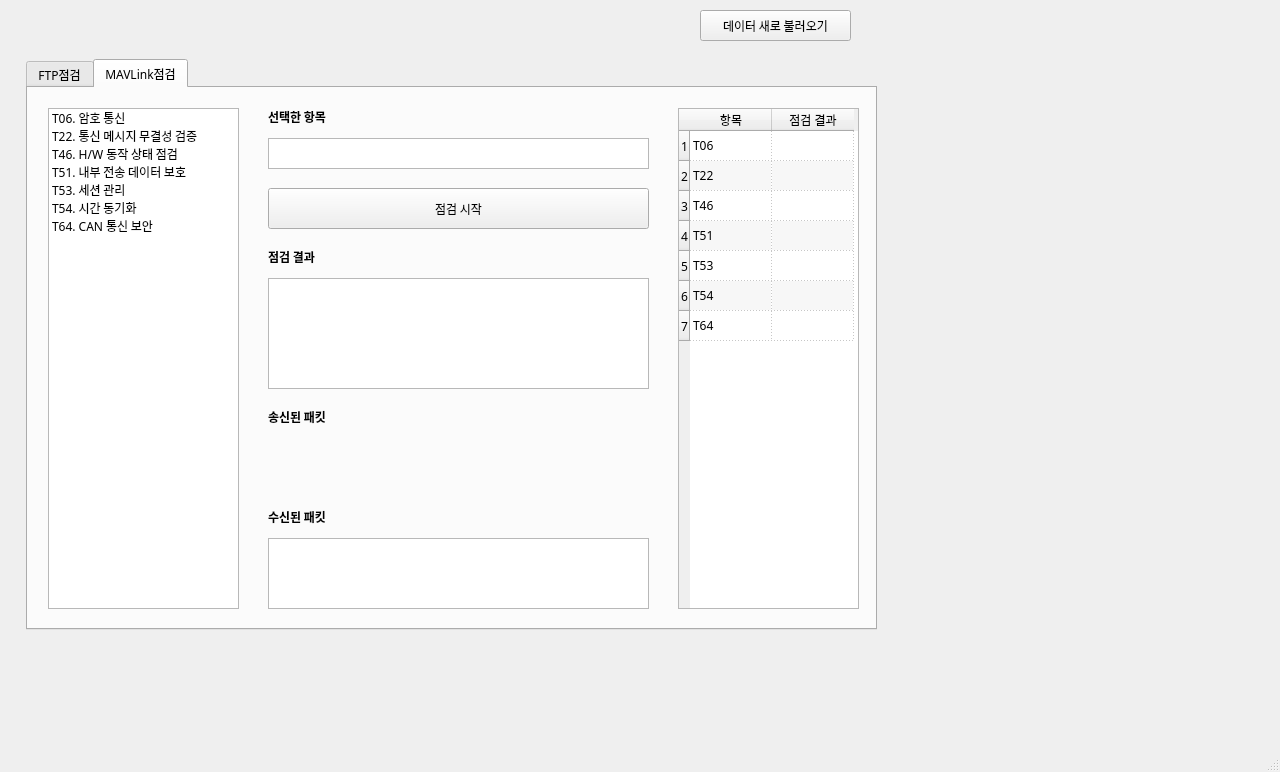
Qt form ui/PX4Inspector.ui (khu-mesl-348/PX4-Inspector) before a commit.
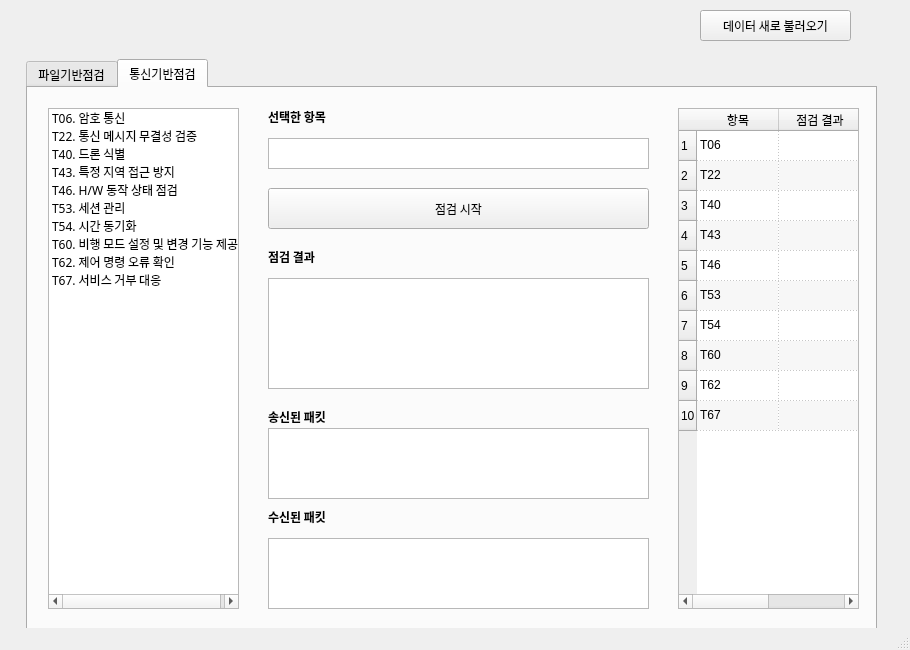
The same form after that commit. The open tabs and pages were chosen to show the change.

```diff
--- a/ui/PX4Inspector.ui
+++ b/ui/PX4Inspector.ui
@@ -9,8 +9,8 @@
    <rect>
     <x>0</x>
     <y>0</y>
-    <width>1280</width>
-    <height>772</height>
+    <width>910</width>
+    <height>650</height>
    </rect>
   </property>
   <property name="sizePolicy">
@@ -83,7 +83,7 @@
     </property>
     <widget class="QWidget" name="FTPTab">
      <attribute name="title">
-      <string>FTP점검</string>
+      <string>파일기반점검</string>
      </attribute>
      <widget class="QTableWidget" name="ftp_result_tableWidget">
       <property name="geometry">
@@ -331,7 +331,7 @@
     </widget>
     <widget class="QWidget" name="MAVTab">
      <attribute name="title">
-      <string>MAVLink점검</string>
+      <string>통신기반점검</string>
      </attribute>
      <widget class="QListWidget" name="mavlink_listWidget">
       <property name="geometry">
@@ -352,16 +352,21 @@
         <string>T22. 통신 메시지 무결성 검증</string>
        </property>
       </item>
+      <item>
+       <property name="text">
+        <string>T40. 드론 식별</string>
+       </property>
+      </item>
+      <item>
+       <property name="text">
+        <string>T43. 특정 지역 접근 방지</string>
+       </property>
+      </item>
       <item>
        <property name="text">
         <string>T46. H/W 동작 상태 점검</string>
        </property>
       </item>
-      <item>
-       <property name="text">
-        <string>T51. 내부 전송 데이터 보호</string>
-       </property>
-      </item>
       <item>
        <property name="text">
         <string>T53. 세션 관리</string>
@@ -374,7 +379,17 @@
       </item>
       <item>
        <property name="text">
-        <string>T64. CAN 통신 보안</string>
+        <string>T60. 비행 모드 설정 및 변경 기능 제공</string>
+       </property>
+      </item>
+      <item>
+       <property name="text">
+        <string>T62. 제어 명령 오류 확인</string>
+       </property>
+      </item>
+      <item>
+       <property name="text">
+        <string>T67. 서비스 거부 대응</string>
        </property>
       </item>
      </widget>
@@ -387,6 +402,11 @@
         <height>501</height>
        </rect>
       </property>
+      <property name="font">
+       <font>
+        <family>.AppleSystemUIFont</family>
+       </font>
+      </property>
       <property name="autoFillBackground">
        <bool>false</bool>
       </property>
@@ -440,6 +460,21 @@
         <string>7</string>
        </property>
       </row>
+      <row>
+       <property name="text">
+        <string>8</string>
+       </property>
+      </row>
+      <row>
+       <property name="text">
+        <string>9</string>
+       </property>
+      </row>
+      <row>
+       <property name="text">
+        <string>10</string>
+       </property>
+      </row>
       <column>
        <property name="text">
         <string>항목</string>
@@ -472,39 +507,34 @@
       </item>
       <item row="2" column="0">
        <property name="text">
+        <string>T40</string>
+       </property>
+      </item>
+      <item row="2" column="1">
+       <property name="text">
+        <string/>
+       </property>
+      </item>
+      <item row="3" column="0">
+       <property name="text">
+        <string>T43</string>
+       </property>
+      </item>
+      <item row="4" column="0">
+       <property name="text">
         <string>T46</string>
        </property>
       </item>
-      <item row="2" column="1">
+      <item row="4" column="1">
        <property name="text">
         <string/>
        </property>
       </item>
-      <item row="3" column="0">
-       <property name="text">
-        <string>T51</string>
-       </property>
-      </item>
-      <item row="3" column="1">
-       <property name="text">
-        <string/>
-       </property>
-      </item>
-      <item row="4" column="0">
+      <item row="5" column="0">
        <property name="text">
         <string>T53</string>
        </property>
       </item>
-      <item row="4" column="1">
-       <property name="text">
-        <string/>
-       </property>
-      </item>
-      <item row="5" column="0">
-       <property name="text">
-        <string>T54</string>
-       </property>
-      </item>
       <item row="5" column="1">
        <property name="text">
         <string/>
@@ -512,7 +542,27 @@
       </item>
       <item row="6" column="0">
        <property name="text">
-        <string>T64</string>
+        <string>T54</string>
+       </property>
+      </item>
+      <item row="6" column="1">
+       <property name="text">
+        <string/>
+       </property>
+      </item>
+      <item row="7" column="0">
+       <property name="text">
+        <string>T60</string>
+       </property>
+      </item>
+      <item row="8" column="0">
+       <property name="text">
+        <string>T62</string>
+       </property>
+      </item>
+      <item row="9" column="0">
+       <property name="text">
+        <string>T67</string>
        </property>
       </item>
      </widget>
@@ -620,6 +670,19 @@
        <bool>true</bool>
       </property>
      </widget>
+     <widget class="QTextEdit" name="mavlink_sendpacket_textEdit">
+      <property name="geometry">
+       <rect>
+        <x>240</x>
+        <y>340</y>
+        <width>381</width>
+        <height>71</height>
+       </rect>
+      </property>
+      <property name="readOnly">
+       <bool>true</bool>
+      </property>
+     </widget>
     </widget>
    </widget>
   </widget>
```
Left out of the diff: 17 changed lines with no effect on the pictures.
